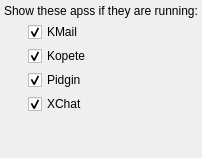
Old version of the form applets/incomingmsg/widget.ui in the repository KDE/kdeplasma-addons.
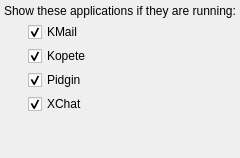
New version of the form.

Commit message: fix typo spotted by Yuri Chornoivan

What changed in the file:
```diff
--- a/applets/incomingmsg/widget.ui
+++ b/applets/incomingmsg/widget.ui
@@ -5,7 +5,7 @@
    <item row="0" column="0" colspan="2" >
     <widget class="QLabel" name="topLabel" >
      <property name="text" >
-      <string>Show these apss if they are running:</string>
+      <string>Show these applications if they are running:</string>
      </property>
     </widget>
    </item>
```
